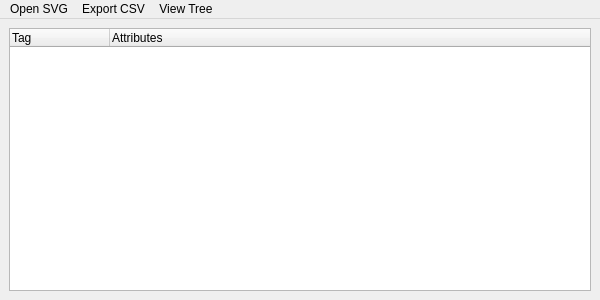
jpenrici/SVG_Handler, file SVG_Handler/gui_qt6/mainwindow.ui: the form before one commit.
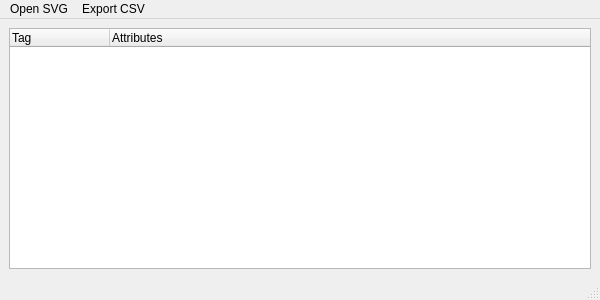
The form after the commit.

Diff of the .ui file:
```diff
--- a/SVG_Handler/gui_qt6/mainwindow.ui
+++ b/SVG_Handler/gui_qt6/mainwindow.ui
@@ -42,8 +42,8 @@
    </property>
    <addaction name="actionOpen"/>
    <addaction name="actionExportCSV"/>
-   <addaction name="actionViewTree"/>
   </widget>
+  <widget class="QStatusBar" name="statusbar"/>
   <action name="actionOpen">
    <property name="text">
     <string>Open SVG</string>
```
Left out of the diff: 5 changed lines with no effect on the pictures.
